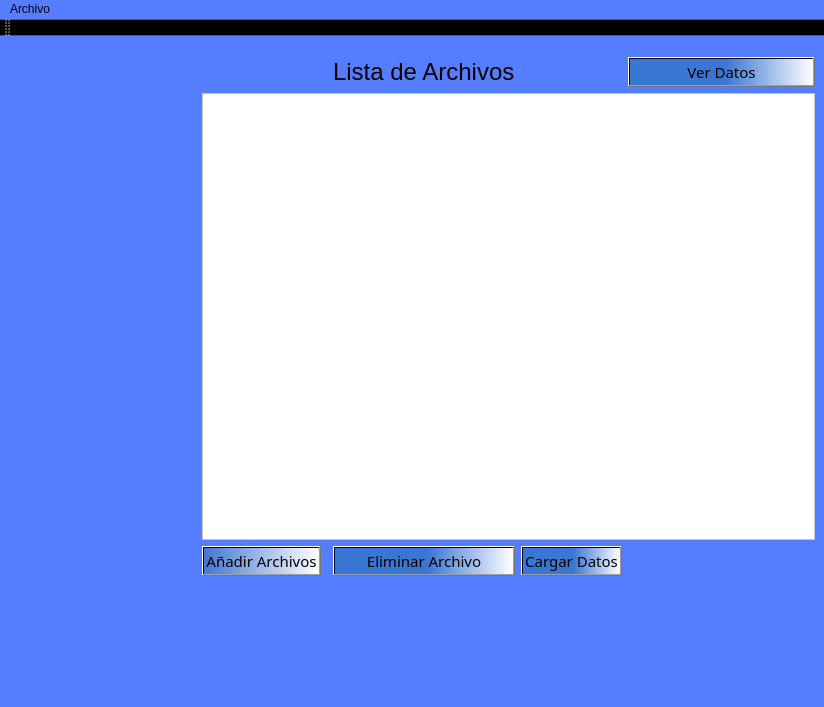
Qt form Interfaz/UI/InicioSubirDatos.ui (Dumaru/ExcelReports) before a commit.
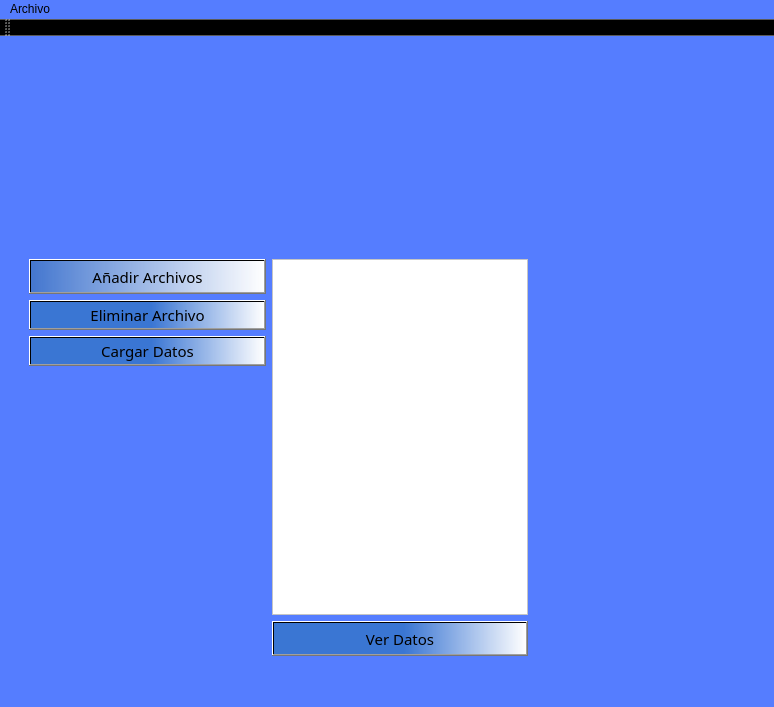
The same form after that commit. Icons and pictures are not drawn.

```diff
--- a/Interfaz/UI/InicioSubirDatos.ui
+++ b/Interfaz/UI/InicioSubirDatos.ui
@@ -6,7 +6,7 @@
    <rect>
     <x>0</x>
     <y>0</y>
-    <width>824</width>
+    <width>774</width>
     <height>707</height>
    </rect>
   </property>
@@ -19,14 +19,43 @@
   </property>
   <widget class="QWidget" name="centralwidget">
    <layout class="QGridLayout" name="gridLayout_2">
-    <item row="1" column="1">
+    <item row="1" column="0" rowspan="2">
+     <spacer name="verticalSpacer">
+      <property name="orientation">
+       <enum>Qt::Vertical</enum>
+      </property>
+      <property name="sizeType">
+       <enum>QSizePolicy::Minimum</enum>
+      </property>
+      <property name="sizeHint" stdset="0">
+       <size>
+        <width>20</width>
+        <height>40</height>
+       </size>
+      </property>
+     </spacer>
+    </item>
+    <item row="1" column="1" rowspan="2">
      <layout class="QVBoxLayout" name="verticalLayout">
       <item>
        <layout class="QGridLayout" name="gridLayout">
         <property name="sizeConstraint">
          <enum>QLayout::SetMinimumSize</enum>
         </property>
-        <item row="15" column="5">
+        <item row="24" column="0">
+         <spacer name="horizontalSpacer">
+          <property name="orientation">
+           <enum>Qt::Horizontal</enum>
+          </property>
+          <property name="sizeHint" stdset="0">
+           <size>
+            <width>40</width>
+            <height>20</height>
+           </size>
+          </property>
+         </spacer>
+        </item>
+        <item row="24" column="5">
          <spacer name="horizontalSpacer_2">
           <property name="orientation">
            <enum>Qt::Horizontal</enum>
@@ -39,7 +68,7 @@
           </property>
          </spacer>
         </item>
-        <item row="7" column="1">
+        <item row="10" column="0">
          <widget class="QPushButton" name="pushButtonAnadirArchivo">
           <property name="maximumSize">
            <size>
@@ -74,32 +103,7 @@
           </property>
          </widget>
         </item>
-        <item row="15" column="0">
-         <spacer name="horizontalSpacer">
-          <property name="orientation">
-           <enum>Qt::Horizontal</enum>
-          </property>
-          <property name="sizeHint" stdset="0">
-           <size>
-            <width>40</width>
-            <height>20</height>
-           </size>
-          </property>
-         </spacer>
-        </item>
-        <item row="3" column="3">
-         <widget class="QLabel" name="label">
-          <property name="font">
-           <font>
-            <pointsize>18</pointsize>
-           </font>
-          </property>
-          <property name="text">
-           <string>Lista de Archivos</string>
-          </property>
-         </widget>
-        </item>
-        <item row="7" column="3">
+        <item row="11" column="0">
          <widget class="QPushButton" name="pushButtonEliminar">
           <property name="font">
            <font>
@@ -130,7 +134,23 @@
           </property>
          </widget>
         </item>
-        <item row="6" column="1" colspan="5">
+        <item row="19" column="0">
+         <widget class="QLabel" name="label_2">
+          <property name="maximumSize">
+           <size>
+            <width>167777</width>
+            <height>167777</height>
+           </size>
+          </property>
+          <property name="styleSheet">
+           <string notr="true">image: url(:/newPrefix/Logo.png);</string>
+          </property>
+          <property name="text">
+           <string/>
+          </property>
+         </widget>
+        </item>
+        <item row="10" column="1" rowspan="9">
          <widget class="QListWidget" name="listWidgetListaArchivos">
           <property name="styleSheet">
            <string notr="true">background-color: rgb(255, 255, 255);
@@ -141,34 +161,7 @@
           </property>
          </widget>
         </item>
-        <item row="7" column="4">
-         <widget class="QPushButton" name="pushButtonCargarDatos">
-          <property name="font">
-           <font>
-            <family>Corbel</family>
-            <pointsize>11</pointsize>
-           </font>
-          </property>
-          <property name="styleSheet">
-           <string notr="true">background-color: rgb(85, 170, 255);
-background-color: qlineargradient(spread:pad, x1:0, y1:0, x2:1, y2:0, stop:0.517413 rgba(55, 117, 206, 229), stop:1 rgba(255, 255, 255, 255));</string>
-          </property>
-          <property name="text">
-           <string>Cargar Datos</string>
-          </property>
-          <property name="icon">
-           <iconset>
-            <normaloff>../Recursos/upload.png</normaloff>../Recursos/upload.png</iconset>
-          </property>
-          <property name="iconSize">
-           <size>
-            <width>40</width>
-            <height>40</height>
-           </size>
-          </property>
-         </widget>
-        </item>
-        <item row="3" column="5">
+        <item row="19" column="1">
          <widget class="QPushButton" name="pushButtonMostrarDatos">
           <property name="maximumSize">
            <size>
@@ -202,35 +195,30 @@
           </property>
          </widget>
         </item>
-        <item row="8" column="1">
-         <spacer name="verticalSpacer_2">
-          <property name="orientation">
-           <enum>Qt::Vertical</enum>
-          </property>
-          <property name="sizeType">
-           <enum>QSizePolicy::Minimum</enum>
-          </property>
-          <property name="sizeHint" stdset="0">
-           <size>
-            <width>20</width>
-            <height>40</height>
-           </size>
-          </property>
-         </spacer>
-        </item>
-        <item row="1" column="0" rowspan="3" colspan="2">
-         <widget class="QLabel" name="label_2">
-          <property name="maximumSize">
-           <size>
-            <width>167777</width>
-            <height>167777</height>
-           </size>
+        <item row="12" column="0">
+         <widget class="QPushButton" name="pushButtonCargarDatos">
+          <property name="font">
+           <font>
+            <family>Corbel</family>
+            <pointsize>11</pointsize>
+           </font>
           </property>
           <property name="styleSheet">
-           <string notr="true">image: url(:/newPrefix/Logo.png);</string>
+           <string notr="true">background-color: rgb(85, 170, 255);
+background-color: qlineargradient(spread:pad, x1:0, y1:0, x2:1, y2:0, stop:0.517413 rgba(55, 117, 206, 229), stop:1 rgba(255, 255, 255, 255));</string>
           </property>
           <property name="text">
-           <string/>
+           <string>Cargar Datos</string>
+          </property>
+          <property name="icon">
+           <iconset>
+            <normaloff>../Recursos/upload.png</normaloff>../Recursos/upload.png</iconset>
+          </property>
+          <property name="iconSize">
+           <size>
+            <width>40</width>
+            <height>40</height>
+           </size>
           </property>
          </widget>
         </item>
@@ -238,21 +226,15 @@
       </item>
      </layout>
     </item>
-    <item row="2" column="1">
-     <spacer name="verticalSpacer">
-      <property name="orientation">
-       <enum>Qt::Vertical</enum>
+    <item row="0" column="1">
+     <widget class="QLabel" name="label">
+      <property name="styleSheet">
+       <string notr="true"/>
       </property>
-      <property name="sizeType">
-       <enum>QSizePolicy::Minimum</enum>
+      <property name="text">
+       <string>&lt;html&gt;&lt;head/&gt;&lt;body&gt;&lt;p&gt;&lt;img src=&quot;:/Imgenes/8b1a89d3f271913146d4cd63f3920464-icono-de-trazo-de-lista-de-comprobaci--n-m--dica-by-vexels.png&quot;/&gt;&lt;/p&gt;&lt;/body&gt;&lt;/html&gt;</string>
       </property>
-      <property name="sizeHint" stdset="0">
-       <size>
-        <width>20</width>
-        <height>40</height>
-       </size>
-      </property>
-     </spacer>
+     </widget>
     </item>
    </layout>
   </widget>
@@ -261,7 +243,7 @@
     <rect>
      <x>0</x>
      <y>0</y>
-     <width>824</width>
+     <width>774</width>
      <height>26</height>
     </rect>
    </property>
```
